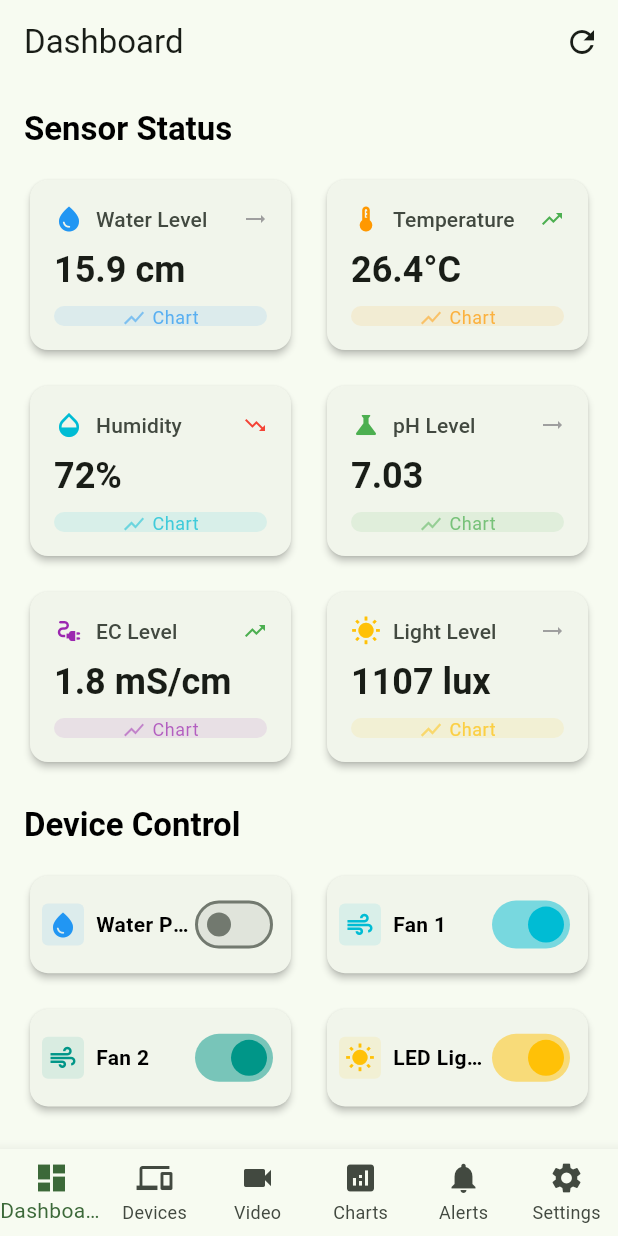
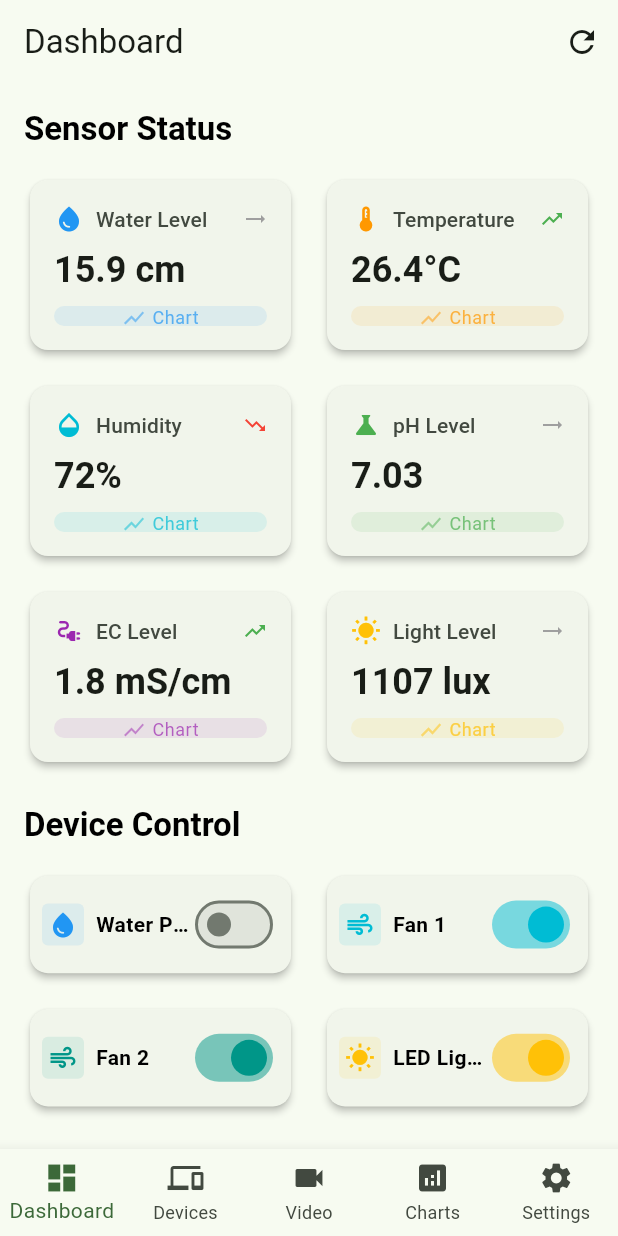
Before and after one commit to BBowdon00/Hydroponic_Monitor, a Flutter app: the screen it shows after launch, after a tap on the "refresh" icon, on a phone screen of 412 x 824 dp. Run offline on Flutter 3.47's test engine with Material 3 defaults, Android fonts, the phone set to English and light mode, and no system bars; our stand-ins replace flutter_dotenv, go_router, hooks_riverpod.

Commit message:
Remove alerts tab functionality from navigation
Co-authored-by: BBowdon00 <38965231+BBowdon00@users.noreply.github.com>

```diff
--- a/lib/presentation/routes.dart
+++ b/lib/presentation/routes.dart
@@ -6,7 +6,6 @@ import 'pages/dashboard_page.dart';
 import 'pages/devices_page.dart';
 import 'pages/video_page.dart';
 import 'pages/charts_page.dart';
-import 'pages/alerts_page.dart';
 import 'pages/settings_page.dart';
 
 /// Router configuration provider.
@@ -38,11 +37,6 @@ final routerProvider = Provider<GoRouter>((ref) {
             path: '/charts',
             name: 'charts',
             builder: (context, state) => const ChartsPage(),
-          ),
-          GoRoute(
-            path: '/alerts',
-            name: 'alerts',
-            builder: (context, state) => const AlertsPage(),
           ),
           GoRoute(
             path: '/settings',
@@ -90,10 +84,6 @@ class MainBottomNavigation extends StatelessWidget {
         BottomNavigationBarItem(icon: Icon(Icons.devices), label: 'Devices'),
         BottomNavigationBarItem(icon: Icon(Icons.videocam), label: 'Video'),
         BottomNavigationBarItem(icon: Icon(Icons.analytics), label: 'Charts'),
-        BottomNavigationBarItem(
-          icon: Icon(Icons.notifications),
-          label: 'Alerts',
-        ),
         BottomNavigationBarItem(icon: Icon(Icons.settings), label: 'Settings'),
       ],
     );
@@ -109,10 +99,8 @@ class MainBottomNavigation extends StatelessWidget {
         return 2;
       case '/charts':
         return 3;
-      case '/alerts':
+      case '/settings':
         return 4;
-      case '/settings':
-        return 5;
       default:
         return 0;
     }
@@ -133,9 +121,6 @@ class MainBottomNavigation extends StatelessWidget {
         context.go('/charts');
         break;
       case 4:
-        context.go('/alerts');
-        break;
-      case 5:
         context.go('/settings');
         break;
     }
```
